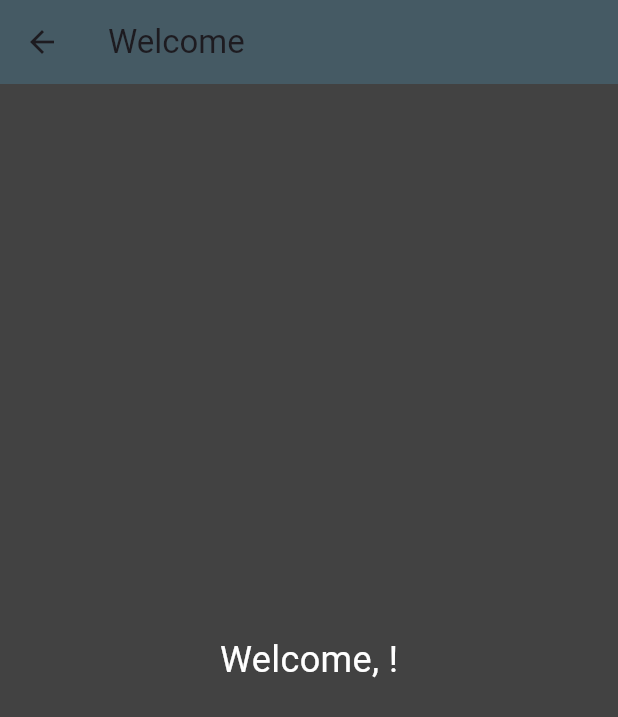
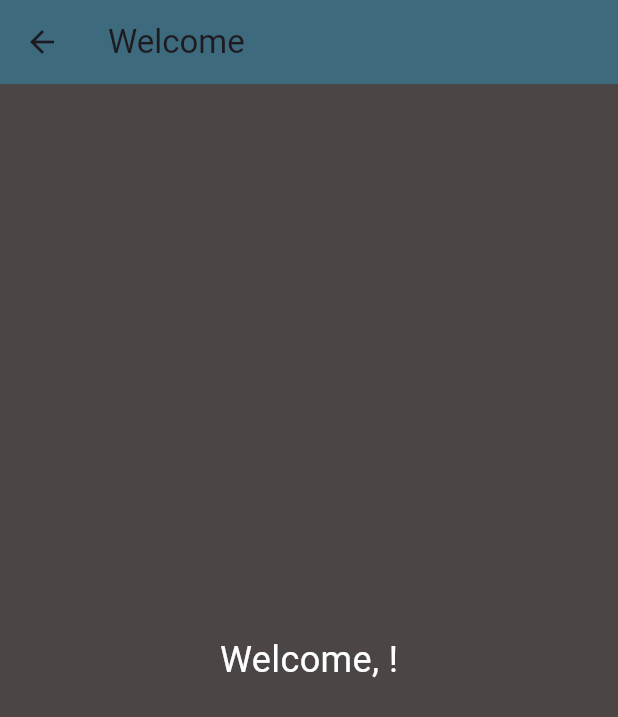
Before and after one commit to nanashi16/basic_login_app, a Flutter app: the screen it shows after launch, after a tap on "Login", on a phone screen of 412 x 824 dp. Shown: the top 717 px of the screen. Run offline on Flutter 3.47's test engine with Material 3 defaults, Android fonts, the phone set to English and light mode, and no system bars.

Commit message:
ako nalng sana

```diff
--- a/lib/second_page.dart
+++ b/lib/second_page.dart
@@ -23,9 +23,9 @@ class _SecondPageState extends State<SecondPage> {
     return Scaffold(
       appBar: AppBar(
         title: const Text('Welcome'),
-        backgroundColor: Colors.blueGrey[700],
+        backgroundColor: const Color.fromARGB(255, 62, 106, 126),
       ),
-      backgroundColor: Colors.grey[800],
+      backgroundColor: const Color.fromARGB(255, 75, 69, 69),
       body: Center(
         child: Text(
           'Welcome, ${widget.username}!',
```
Also changed, not shown: pubspec.lock.
